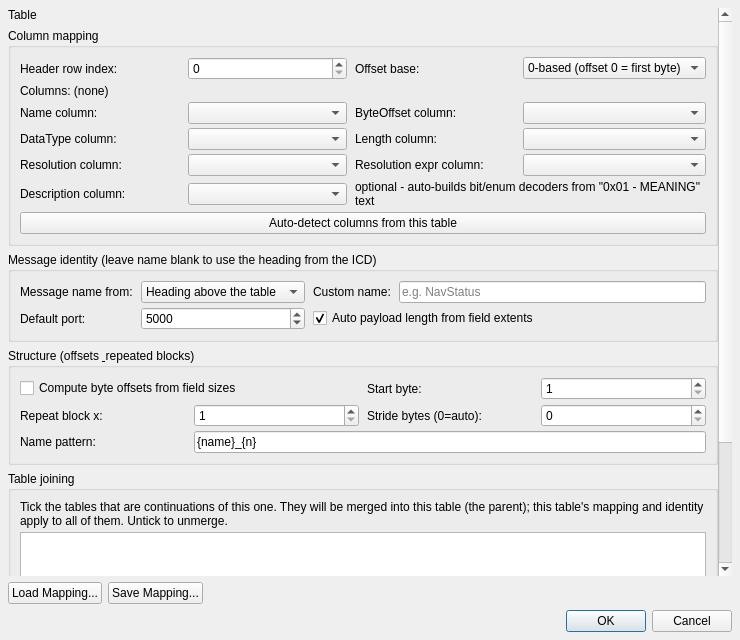
The window that forms/IcdTableSettingsDialog.ui (rohityaduvxnshi/pcapfile) describes before a commit, drawn with Qt 5.
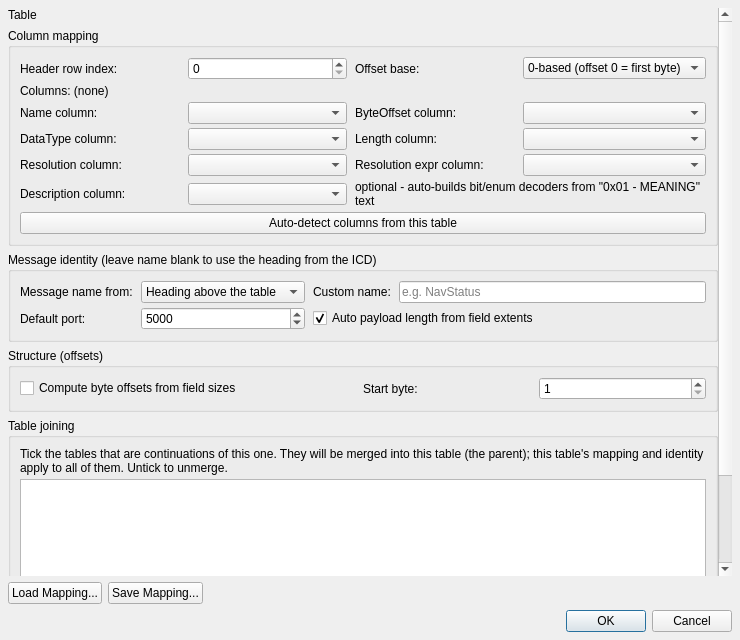
The same window after the commit.

Commit message: Modern Light/Dark UI redesign + chevron dropdowns; remove ICD repeated-blocks

Patch:
```diff
--- a/forms/IcdTableSettingsDialog.ui
+++ b/forms/IcdTableSettingsDialog.ui
@@ -76,19 +76,13 @@
        </item>
        <item>
         <widget class="QGroupBox" name="gStruct">
-         <property name="title"><string>Structure (offsets &amp; repeated blocks)</string></property>
+         <property name="title"><string>Structure (offsets)</string></property>
          <layout class="QGridLayout" name="lStruct">
           <property name="horizontalSpacing"><number>8</number></property>
           <property name="verticalSpacing"><number>4</number></property>
           <item row="0" column="0" colspan="2"><widget class="QCheckBox" name="chkOffsetsFromSize"><property name="text"><string>Compute byte offsets from field sizes</string></property><property name="toolTip"><string>Ignore the ByteOffset column and lay fields out back-to-back using their Size, starting at the byte on the right.</string></property></widget></item>
           <item row="0" column="2"><widget class="QLabel" name="lblOffsetStart"><property name="text"><string>Start byte:</string></property></widget></item>
           <item row="0" column="3"><widget class="QSpinBox" name="spnOffsetStart"><property name="minimum"><number>1</number></property><property name="maximum"><number>1000000</number></property><property name="value"><number>1</number></property></widget></item>
-          <item row="1" column="0"><widget class="QLabel" name="lblRepeatCount"><property name="text"><string>Repeat block x:</string></property></widget></item>
-          <item row="1" column="1"><widget class="QSpinBox" name="spnRepeatCount"><property name="minimum"><number>1</number></property><property name="maximum"><number>4096</number></property><property name="value"><number>1</number></property><property name="toolTip"><string>Clone the whole field block N times (e.g. 8 identical Target blocks). 1 = no repeat.</string></property></widget></item>
-          <item row="1" column="2"><widget class="QLabel" name="lblRepeatStride"><property name="text"><string>Stride bytes (0=auto):</string></property></widget></item>
-          <item row="1" column="3"><widget class="QSpinBox" name="spnRepeatStride"><property name="minimum"><number>0</number></property><property name="maximum"><number>1000000</number></property><property name="value"><number>0</number></property><property name="toolTip"><string>Bytes between repeated blocks. 0 = auto (the block's own size).</string></property></widget></item>
-          <item row="2" column="0"><widget class="QLabel" name="lblRepeatPattern"><property name="text"><string>Name pattern:</string></property></widget></item>
-          <item row="2" column="1" colspan="3"><widget class="QLineEdit" name="txtRepeatPattern"><property name="text"><string>{name}_{n}</string></property><property name="toolTip"><string>{name} = field name, {n} = block number (1..N). Example: {name}_{n} gives RANGE_1, RANGE_2, ...</string></property></widget></item>
          </layout>
         </widget>
        </item>
```
The commit also changes 12 other files.
